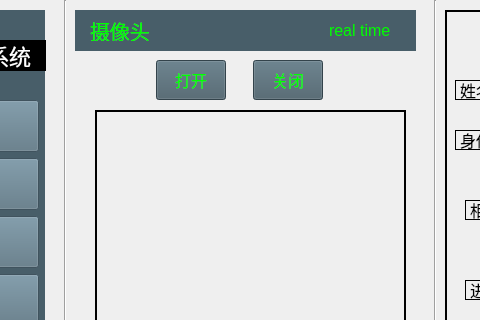
Before: the Qt Designer form core_code/gui/main_window.ui in jiangren1254/Adaface_gui, drawn with Qt 5; both pictures show x 265 to 745 and y 0 to 320 of the 994 by 608 pixel window.
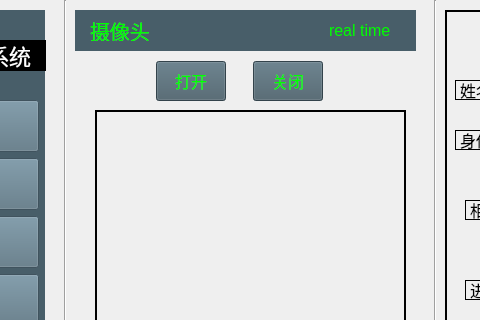
After: the same form once the commit is applied.

Commit message: 摄像头打开关闭

What changed in the file:
```diff
--- a/core_code/gui/main_window.ui
+++ b/core_code/gui/main_window.ui
@@ -281,7 +281,7 @@
       <x>400</x>
       <y>60</y>
       <width>211</width>
-      <height>41</height>
+      <height>42</height>
      </rect>
     </property>
     <layout class="QHBoxLayout" name="horizontalLayout">
```
Left out of the diff: 2 changed lines with no effect on the pictures. The commit also changes 2 other files.
